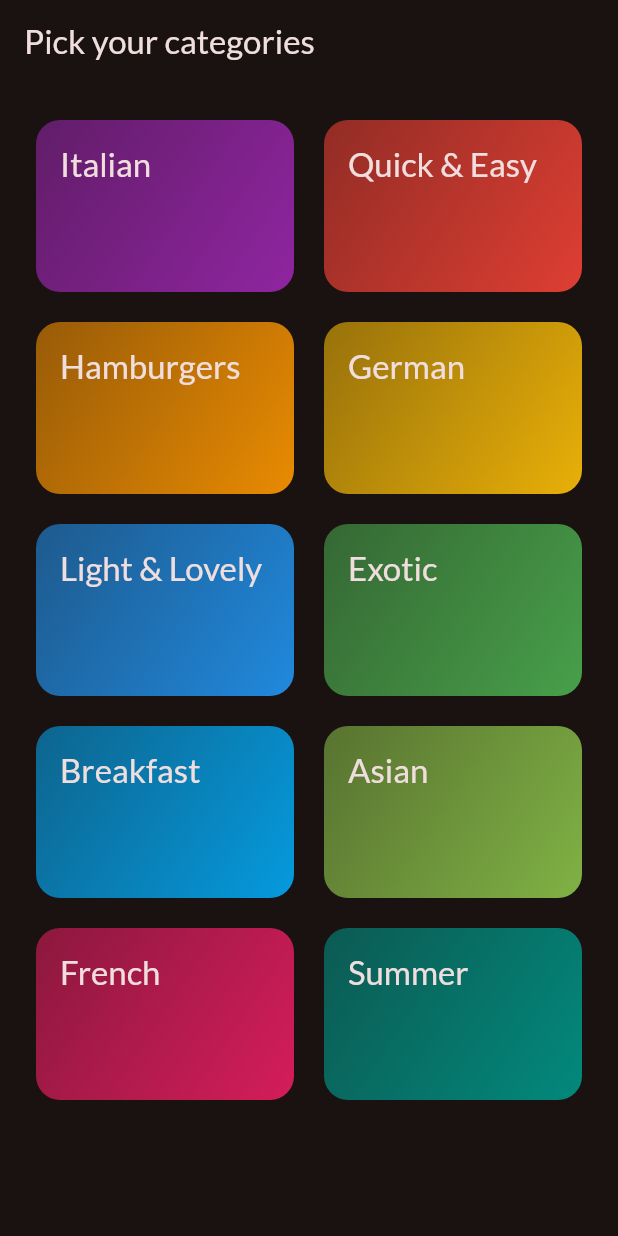
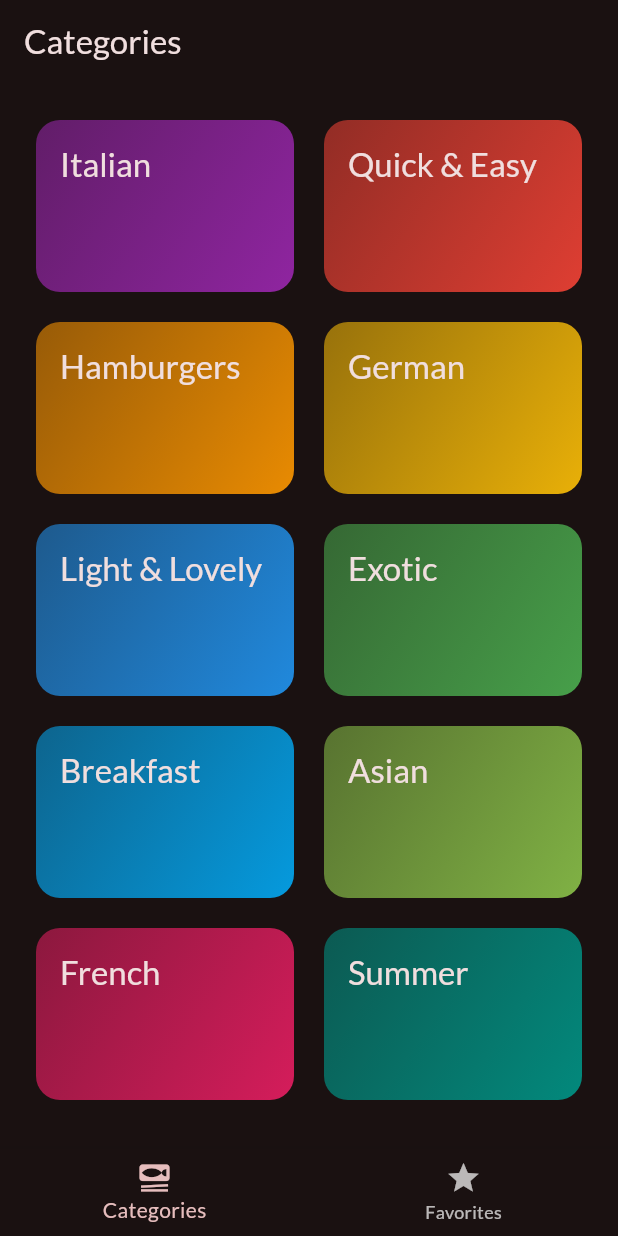
Before and after one commit to shaikhikram04/Meals-App, a Flutter app: the screen it shows after launch, on a phone screen of 412 x 824 dp. Run offline on Flutter 3.47's test engine with Material 3 defaults, Android fonts, the phone set to English and light mode, and no system bars; our stand-ins replace google_fonts, transparent_image.

```diff
--- a/lib/main.dart
+++ b/lib/main.dart
@@ -1,6 +1,6 @@
 import 'package:flutter/material.dart';
 import 'package:google_fonts/google_fonts.dart';
-import 'package:meals/screens/categories.dart';
+import 'package:meals/screens/tabs.dart';
 
 final theme = ThemeData(
   useMaterial3: true,
@@ -22,8 +22,9 @@ class App extends StatelessWidget {
   @override
   Widget build(BuildContext context) {
     return MaterialApp(
+      debugShowCheckedModeBanner: false,
       theme: theme,
-      home: const CategoriesScreen(),
+      home: const TabsScreen(),
     );
   }
 }
--- a/lib/screens/categories.dart
+++ b/lib/screens/categories.dart
@@ -20,11 +20,7 @@ class CategoriesScreen extends StatelessWidget {
 
   @override
   Widget build(BuildContext context) {
-    return Scaffold(
-        appBar: AppBar(
-          title: const Text('Pick your categories'),
-        ),
-        body: GridView(
+    return GridView(
       padding: const EdgeInsets.all(24),
       gridDelegate: const SliverGridDelegateWithFixedCrossAxisCount(
         crossAxisCount: 2,
@@ -39,6 +35,6 @@ class CategoriesScreen extends StatelessWidget {
             onSelectCategory: () => _selectCategory(context, category),
           ),
       ],
-        ));
+    );
   }
 }
--- a/lib/screens/meals.dart
+++ b/lib/screens/meals.dart
@@ -4,9 +4,9 @@ import 'package:meals/screens/meal_details.dart';
 import 'package:meals/widgets/meal_item.dart';
 
 class MealsScreen extends StatelessWidget {
-  const MealsScreen({super.key, required this.title, required this.meals});
+  const MealsScreen({super.key, this.title, required this.meals});
 
-  final String title;
+  final String? title;
   final List<Meal> meals;
 
   void selectMeal(BuildContext context, Meal meal) {
@@ -54,9 +54,13 @@ class MealsScreen extends StatelessWidget {
       );
     }
 
+    if (title == null) {
+      return content;
+    }
+
     return Scaffold(
       appBar: AppBar(
-        title: Text(title),
+        title: Text(title!),
       ),
       body: content,
     );
--- /dev/null
+++ b/lib/screens/tabs.dart
@@ -0,0 +1,52 @@
+import 'package:flutter/material.dart';
+import 'package:meals/screens/categories.dart';
+import 'package:meals/screens/meals.dart';
+
+class TabsScreen extends StatefulWidget {
+  const TabsScreen({super.key});
+
+  @override
+  State<TabsScreen> createState() => _TabsScreenState();
+}
+
+class _TabsScreenState extends State<TabsScreen> {
+  int _selectedPageIndex = 0;
+
+  void _selectPage(int index) {
+    setState(() {
+      _selectedPageIndex = index;
+    });
+  }
+
+  @override
+  Widget build(BuildContext context) {
+    Widget activePage = const CategoriesScreen();
+    String activePageTitle = 'Categories';
+
+    if (_selectedPageIndex == 1) {
+      activePage = const MealsScreen(meals: []);
+      activePageTitle = 'Your Favourites';
+    }
+
+    return Scaffold(
+      appBar: AppBar(
+        title: Text(activePageTitle),
+      ),
+      body: activePage,
+      bottomNavigationBar: BottomNavigationBar(
+        currentIndex: _selectedPageIndex,
+        onTap: _selectPage,
+        items: const [
+          BottomNavigationBarItem(
+            icon: Icon(Icons.set_meal),
+            label: 'Categories',
+          ),
+          BottomNavigationBarItem(
+            icon: Icon(Icons.star),
+            label: 'Favorites',
+          ),
+        ],
+      ),
+    );
+  }
+}
```
Lines whose indentation alone changed are shown as unchanged.
